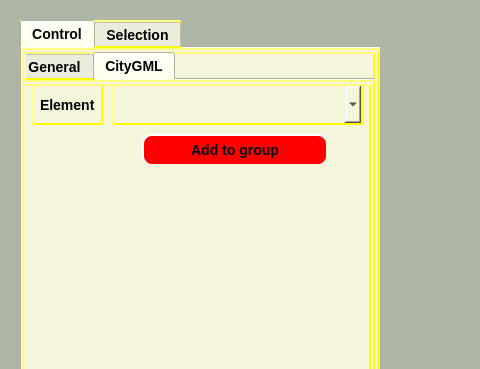
Before: the Qt Designer form forms/mainwindow.ui in pranjal23/osg2citygml, drawn with Qt 5; both pictures show x 0 to 480 and y 0 to 369 of the 974 by 696 pixel window.
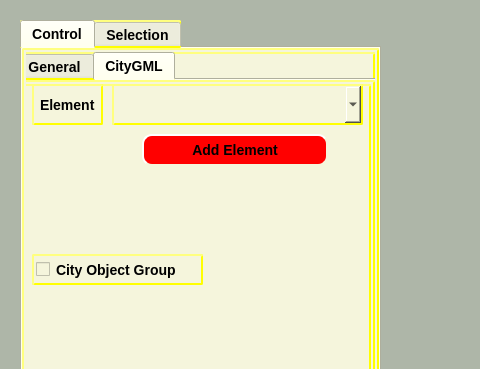
After: the same form once the commit is applied. The open tabs and pages were chosen to show the change. Icons and pictures are not drawn. Custom widgets are drawn as their Qt base class.

Patch:
```diff
--- a/forms/mainwindow.ui
+++ b/forms/mainwindow.ui
@@ -973,7 +973,7 @@
 }</string>
        </property>
        <property name="text">
-        <string>Add to group</string>
+        <string>Add Element</string>
        </property>
       </widget>
       <widget class="QLabel" name="label_2">
@@ -1007,6 +1007,19 @@
         </rect>
        </property>
       </widget>
+      <widget class="QCheckBox" name="cityObjectGroupCB">
+       <property name="geometry">
+        <rect>
+         <x>10</x>
+         <y>170</y>
+         <width>171</width>
+         <height>31</height>
+        </rect>
+       </property>
+       <property name="text">
+        <string>City Object Group</string>
+       </property>
+      </widget>
      </widget>
     </widget>
    </widget>
```
